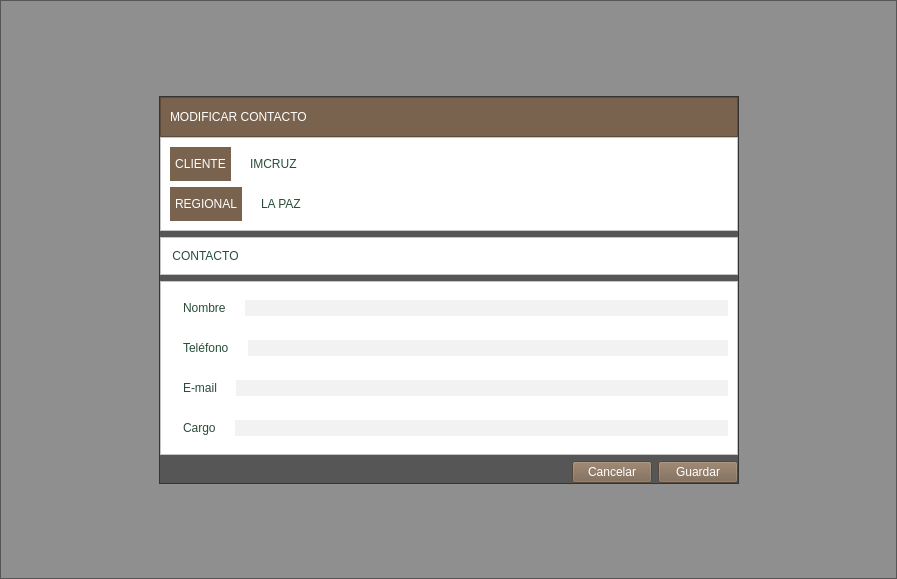
Old version of the form modify.ui in the repository altitude-solutions/Camino_Real_Desktop.
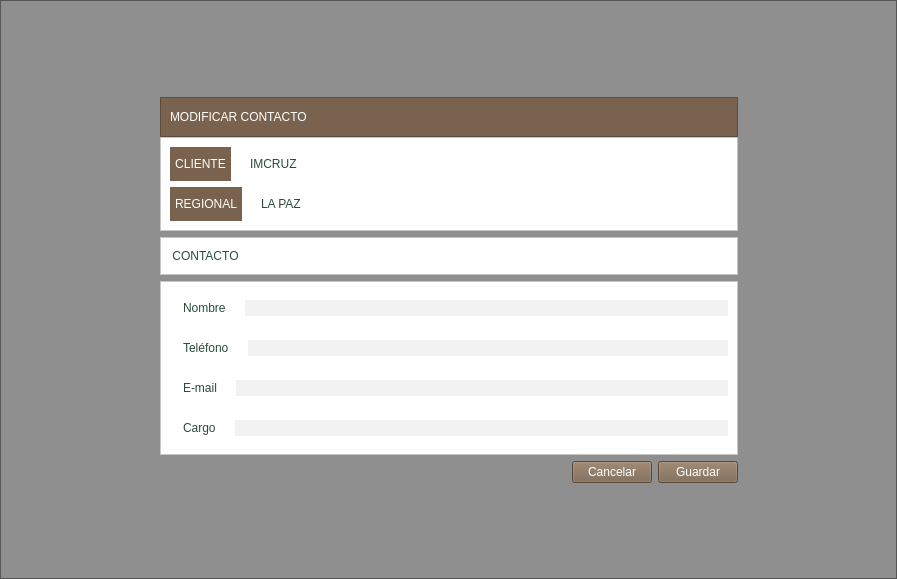
New version of the form.

The edit to the form file:
```diff
--- a/modify.ui
+++ b/modify.ui
@@ -74,6 +74,9 @@
         </item>
         <item>
          <widget class="QFrame" name="frame_4">
+          <property name="styleSheet">
+           <string notr="true">background-color:transparent;</string>
+          </property>
           <property name="frameShape">
            <enum>QFrame::StyledPanel</enum>
           </property>
```
